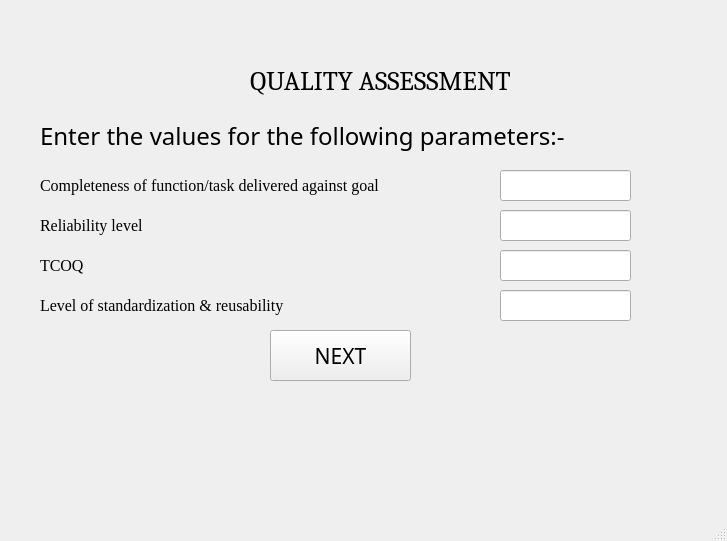
Qt form ui_files/quality_screen.ui (yorozuya-2003/institutional_benchmarking_model) before a commit.
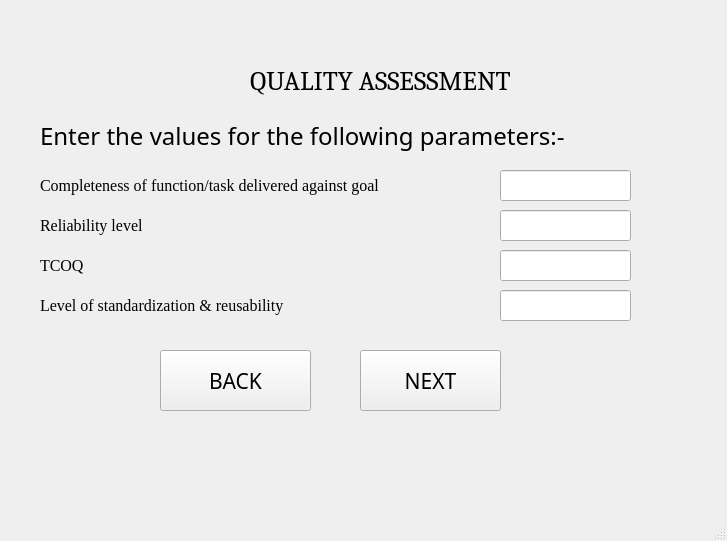
The same form after that commit.

Commit message: Added back button, Fixed minor bugs

The edit to the form file:
```diff
--- a/ui_files/quality_screen.ui
+++ b/ui_files/quality_screen.ui
@@ -201,10 +201,10 @@
    <widget class="QPushButton" name="nextButton">
     <property name="geometry">
      <rect>
-      <x>270</x>
-      <y>330</y>
+      <x>360</x>
+      <y>350</y>
       <width>141</width>
-      <height>51</height>
+      <height>61</height>
      </rect>
     </property>
     <property name="font">
@@ -217,6 +217,25 @@
      <string>NEXT</string>
     </property>
    </widget>
+   <widget class="QPushButton" name="backButton">
+    <property name="geometry">
+     <rect>
+      <x>160</x>
+      <y>350</y>
+      <width>151</width>
+      <height>61</height>
+     </rect>
+    </property>
+    <property name="font">
+     <font>
+      <family>Corbel Light</family>
+      <pointsize>16</pointsize>
+     </font>
+    </property>
+    <property name="text">
+     <string>BACK</string>
+    </property>
+   </widget>
   </widget>
   <widget class="QMenuBar" name="menubar">
    <property name="geometry">
```
Left out of the diff: 2 changed lines with no effect on the pictures. The commit also changes 15 other files.
